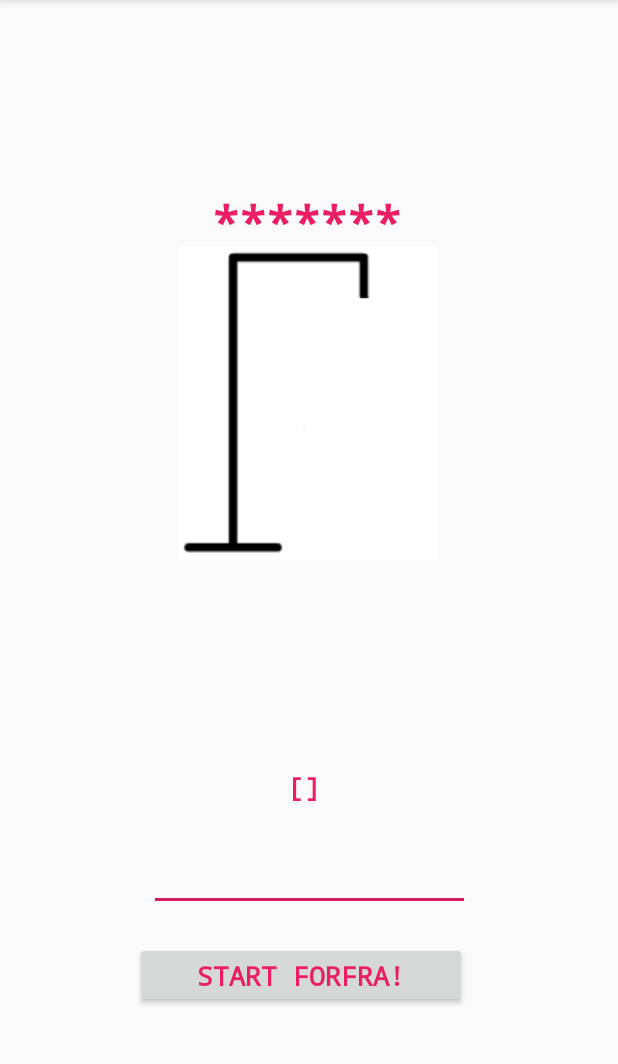
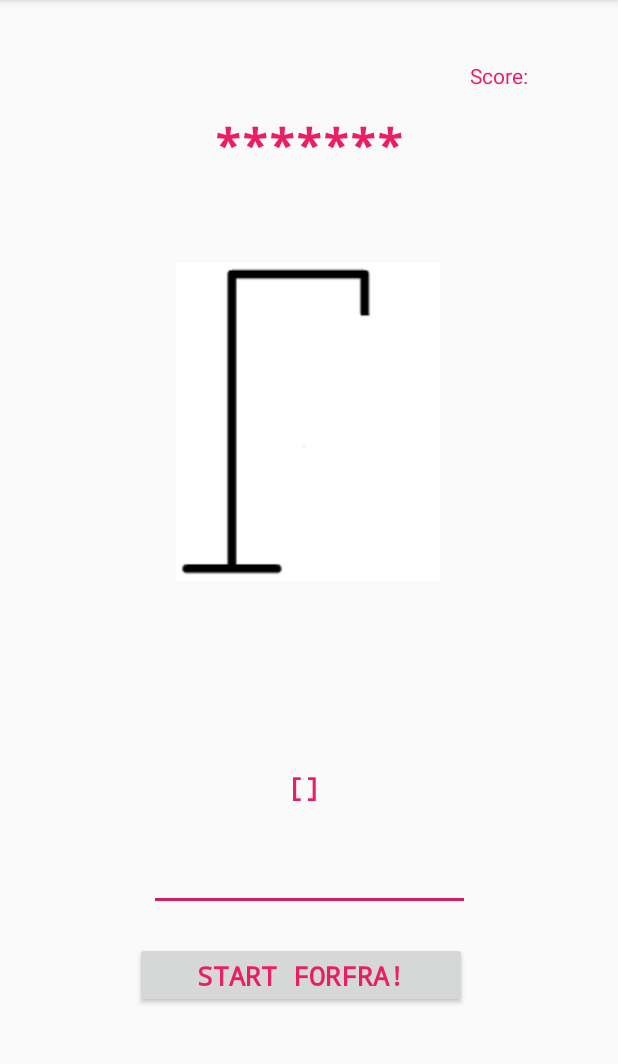
Before and after one commit to HellaAchari/GalgelegFinal, an Android app: the screen it shows after launch (MainActivity), in the options menu, after a tap on "Setting", on a phone screen of 412 x 824 dp, the part 84-1148 px from its top. Run offline under Robolectric (Android 15) with nearby library versions, the phone set to English and light mode, and no system bars.

```diff
--- a/app/src/main/java/com/example/myapplication/Help.java
+++ b/app/src/main/java/com/example/myapplication/Help.java
@@ -2,6 +2,7 @@ package com.example.myapplication;
 
 import androidx.appcompat.app.AppCompatActivity;
 
+import android.content.Intent;
 import android.os.Bundle;
 import android.view.View;
 import android.widget.Button;
@@ -23,5 +24,7 @@ public class Help extends AppCompatActivity implements View.OnClickListener {
 
     @Override
     public void onClick(View v) {
+        Intent i = new Intent(this, MainActivity.class);
+        startActivity(i);
         }
 }
--- a/app/src/main/java/com/example/myapplication/MainActivity.java
+++ b/app/src/main/java/com/example/myapplication/MainActivity.java
@@ -3,6 +3,7 @@ package com.example.myapplication;
 import androidx.annotation.NonNull;
 import androidx.appcompat.app.AppCompatActivity;
 
+import android.content.Context;
 import android.content.Intent;
 import android.os.Bundle;
 import android.view.Menu;
@@ -11,6 +12,8 @@ import android.view.MenuItem;
 import android.view.View;
 import android.view.animation.Animation;
 import android.view.animation.AnimationUtils;
+import android.view.inputmethod.InputMethod;
+import android.view.inputmethod.InputMethodManager;
 import android.widget.Button;
 import android.widget.EditText;
 import android.widget.ImageView;
@@ -19,7 +22,7 @@ import android.widget.Toast;
 
 public class MainActivity extends AppCompatActivity implements View.OnClickListener {
     Galgelogik galgelogik = new Galgelogik();
-    TextView textView, textView2;
+    TextView textView, textView2, textView3;
     EditText editText;
     Button button;
     ImageView imageView;
@@ -30,9 +33,10 @@ public class MainActivity extends AppCompatActivity implements View.OnClickListe
     protected void onCreate(Bundle savedInstanceState) {
         super.onCreate(savedInstanceState);
         setContentView(R.layout.activity_main);
-        textView = findViewById(R.id.textView);
+        textView = findViewById(R.id.textVieww);
         textView.setText(galgelogik.getSynligtOrd());
         textView2 = findViewById(R.id.textView2);
+        textView3 = findViewById(R.id.textView3);
         button = findViewById(R.id.button);
         button.setOnClickListener(this);
         imageView = findViewById(R.id.imageView);
@@ -78,6 +82,7 @@ public class MainActivity extends AppCompatActivity implements View.OnClickListe
             textView.startAnimation(scaleAnimation);
             textView2.setText("Yaaay du vandt med, " + galgelogik.getAntalForkerteBogstaver() + ", fejl!");
             textView2.startAnimation(rotateAnimation);
+            textView3.setText("Score: " + galgelogik.getAntalForkerteBogstaver());
         }
     }
 
@@ -122,13 +127,14 @@ public class MainActivity extends AppCompatActivity implements View.OnClickListe
                 startActivity(i);
                 break;
             case R.id.action_setting:
-                Toast.makeText(getApplicationContext(), "Settings er valgt", Toast.LENGTH_SHORT).show();
+                Toast.makeText(getApplicationContext(), "Setting er valgt(gør intet)", Toast.LENGTH_LONG).show();
                 break;
             case R.id.action_update:
-                Toast.makeText(getApplicationContext(), "Der er ingen opdateringerne!", Toast.LENGTH_SHORT).show();
+                Toast.makeText(getApplicationContext(), "Der er ingen opdateringerne!", Toast.LENGTH_LONG).show();
                 break;
             default:
         }
         return super.onOptionsItemSelected(item);
     }
+
 }
--- a/app/src/main/res/layout/activity_main.xml
+++ b/app/src/main/res/layout/activity_main.xml
@@ -24,22 +24,22 @@
 
     <ImageView
         android:id="@+id/imageView"
-        android:layout_width="180dp"
-        android:layout_height="209dp"
+        android:layout_width="176dp"
+        android:layout_height="233dp"
         android:layout_marginTop="164dp"
         app:layout_constraintBottom_toBottomOf="parent"
         app:layout_constraintEnd_toEndOf="parent"
         app:layout_constraintHorizontal_bias="0.497"
         app:layout_constraintStart_toStartOf="parent"
         app:layout_constraintTop_toTopOf="parent"
-        app:layout_constraintVertical_bias="0.0"
+        app:layout_constraintVertical_bias="0.002"
         app:srcCompat="@drawable/galge" />
 
     <TextView
-        android:id="@+id/textView"
-        android:layout_width="312dp"
-        android:layout_height="0dp"
-        android:layout_marginBottom="600dp"
+        android:id="@+id/textVieww"
+        android:layout_width="276dp"
+        android:layout_height="66dp"
+        android:layout_marginTop="76dp"
         android:clickable="false"
         android:lineSpacingExtra="8sp"
         android:text="TextView"
@@ -48,10 +48,10 @@
         android:textSize="30sp"
         android:textStyle="bold"
         android:typeface="monospace"
-        app:layout_constraintBottom_toBottomOf="parent"
         app:layout_constraintEnd_toEndOf="parent"
-        app:layout_constraintHorizontal_bias="0.479"
-        app:layout_constraintStart_toStartOf="parent" />
+        app:layout_constraintHorizontal_bias="0.496"
+        app:layout_constraintStart_toStartOf="parent"
+        app:layout_constraintTop_toTopOf="parent" />
 
     <Button
         android:id="@+id/button"
@@ -83,5 +83,18 @@
         app:layout_constraintTop_toTopOf="parent"
         app:layout_constraintVertical_bias="0.78" />
 
+    <TextView
+        android:id="@+id/textView3"
+        android:layout_width="79dp"
+        android:layout_height="29dp"
+        android:text="Score: "
+        android:textColor="#E91E63"
+        app:layout_constraintBottom_toBottomOf="parent"
+        app:layout_constraintEnd_toEndOf="parent"
+        app:layout_constraintHorizontal_bias="0.942"
+        app:layout_constraintStart_toStartOf="parent"
+        app:layout_constraintTop_toTopOf="parent"
+        app:layout_constraintVertical_bias="0.055" />
+
 
 </androidx.constraintlayout.widget.ConstraintLayout>
```
